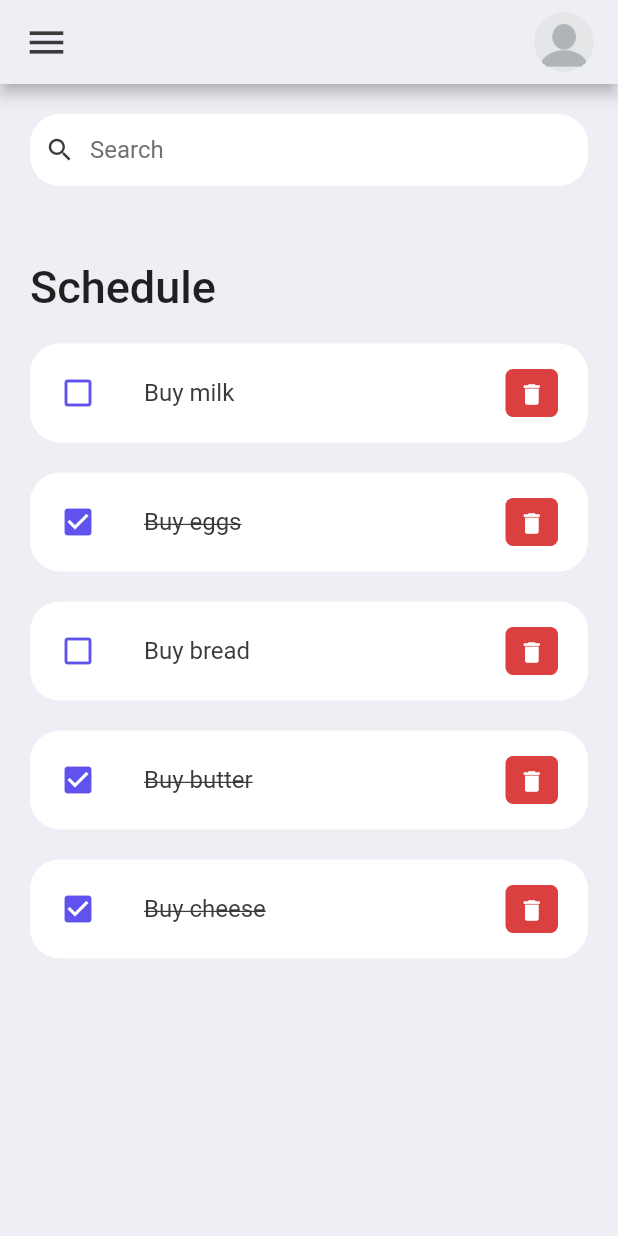
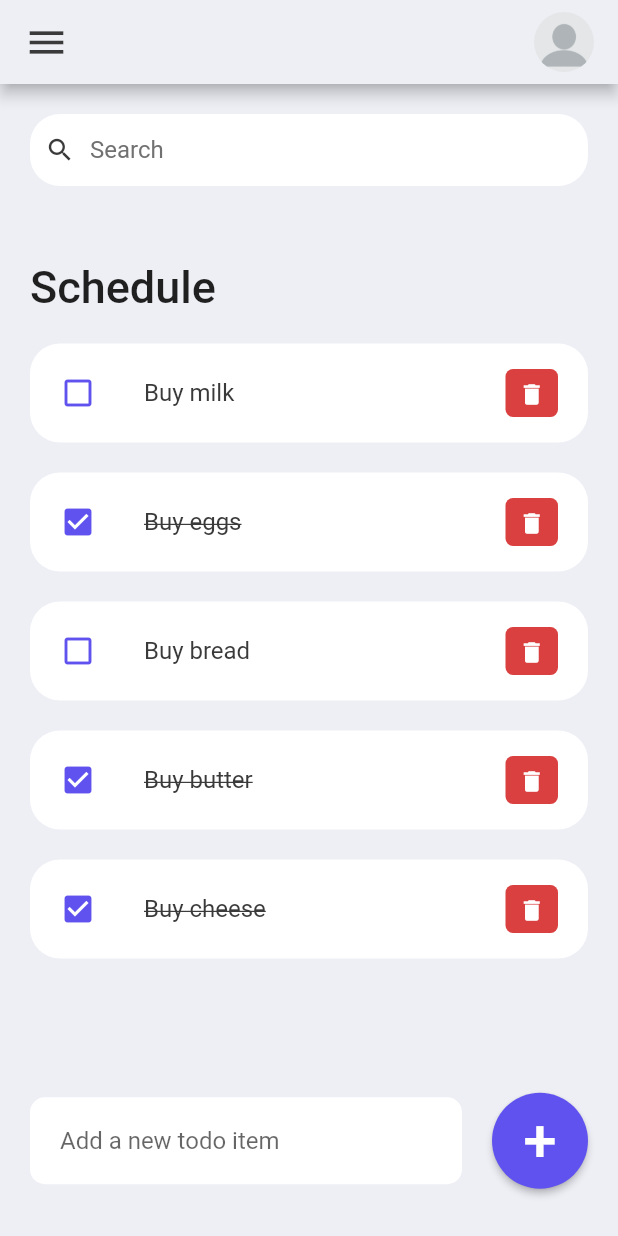
Before and after one commit to victormusembi11/flutter_todo, a Flutter app: the screen it shows after launch, on a phone screen of 412 x 824 dp. Run offline on Flutter 3.47's test engine with Material 2 defaults, Android fonts, the phone set to English and light mode, and no system bars.

Commit message:
feat: added input box for adding schedule

```diff
--- a/lib/screens/home.dart
+++ b/lib/screens/home.dart
@@ -14,7 +14,9 @@ class Home extends StatelessWidget {
     return Scaffold(
       backgroundColor: tdBGColor,
       appBar: _buildAppBar(),
-      body: Container(
+      body: Stack(
+        children: [
+          Container(
             padding: const EdgeInsets.symmetric(horizontal: 20, vertical: 20),
             child: Column(
               children: [
@@ -22,6 +24,60 @@ class Home extends StatelessWidget {
                 todoList(),
               ],
             ),
+          ),
+          Align(
+            alignment: Alignment.bottomCenter,
+            child: Row(
+              children: [
+                Expanded(
+                  child: Container(
+                    margin: const EdgeInsets.only(
+                      bottom: 20,
+                      right: 20,
+                      left: 20,
+                    ),
+                    padding: const EdgeInsets.symmetric(
+                      horizontal: 20,
+                      vertical: 5,
+                    ),
+                    decoration: const BoxDecoration(
+                      color: Colors.white,
+                      borderRadius: BorderRadius.all(
+                        Radius.circular(10),
+                      ),
+                    ),
+                    child: const TextField(
+                      decoration: InputDecoration(
+                        hintText: 'Add a new todo item',
+                        border: InputBorder.none,
+                      ),
+                    ),
+                  ),
+                ),
+                Container(
+                  margin: const EdgeInsets.only(
+                    bottom: 20,
+                    right: 20,
+                  ),
+                  child: ElevatedButton(
+                    onPressed: () {},
+                    style: ElevatedButton.styleFrom(
+                      backgroundColor: tdBlue,
+                      shape: const CircleBorder(),
+                      padding: const EdgeInsets.all(20),
+                    ),
+                    child: const Text(
+                      '+',
+                      style: TextStyle(
+                        fontSize: 40,
+                      ),
+                    ),
+                  ),
+                )
+              ],
+            ),
+          )
+        ],
       ),
     );
   }
```
Lines whose indentation alone changed are shown as unchanged.
